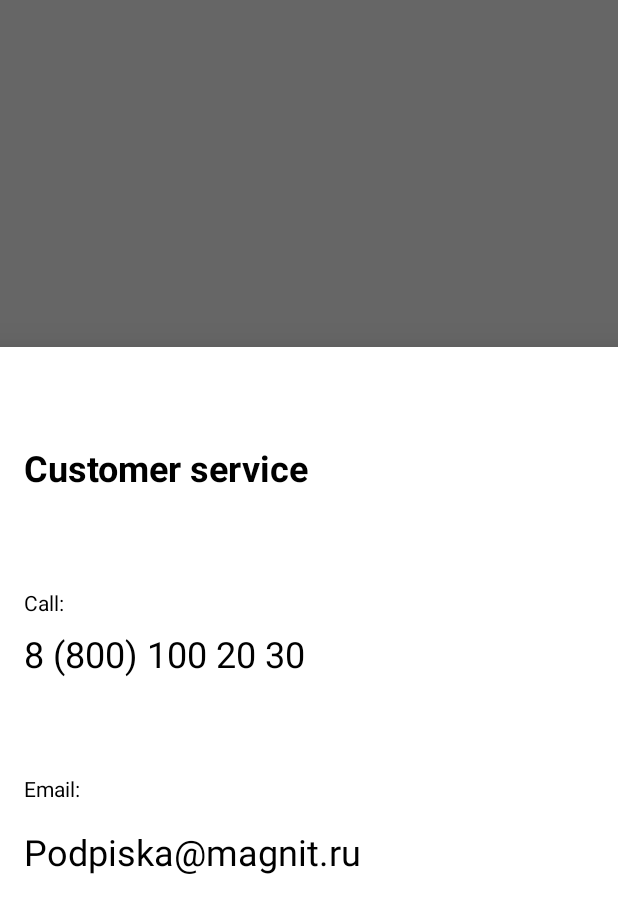
After one commit to dishkakrauch/Kotlin, an Android app: the fragment SupportFragment placed in its activity, on a phone screen of 412 x 824 dp. The commit adds this screen. Shown: the top 913 px of the screen. Run offline under Robolectric (Android 15) with nearby library versions, the phone set to English and light mode, and no system bars; our stand-ins replace navigation-ui; 5 statements that could not run were skipped.

```diff
--- /dev/null
+++ b/MagnitSubscription/app/src/main/java/com/example/magnitsubscription/fragments/SupportFragment.kt
@@ -0,0 +1,19 @@
+package com.example.magnitsubscription.fragments
+
+import android.os.Bundle
+import android.view.LayoutInflater
+import android.view.View
+import android.view.ViewGroup
+import com.example.magnitsubscription.R
+import com.google.android.material.bottomsheet.BottomSheetDialogFragment
+
+class SupportFragment : BottomSheetDialogFragment() {
+
+    override fun onCreateView(
+        inflater: LayoutInflater, container: ViewGroup?,
+        savedInstanceState: Bundle?
+    ): View? {
+        // Inflate the layout for this fragment
+        return inflater.inflate(R.layout.fragment_support, container, false)
+    }
+}
--- /dev/null
+++ b/MagnitSubscription/app/src/main/res/layout/fragment_support.xml
@@ -0,0 +1,85 @@
+<?xml version="1.0" encoding="utf-8"?>
+<androidx.constraintlayout.widget.ConstraintLayout xmlns:android="http://schemas.android.com/apk/res/android"
+    xmlns:app="http://schemas.android.com/apk/res-auto"
+    xmlns:tools="http://schemas.android.com/tools"
+    android:layout_width="match_parent"
+    android:layout_height="match_parent"
+    tools:context=".fragments.SupportFragment">
+
+    <TextView
+        android:id="@+id/tvSupportFull"
+        android:layout_width="wrap_content"
+        android:layout_height="wrap_content"
+        android:layout_marginStart="16dp"
+        android:layout_marginLeft="16dp"
+        android:layout_marginTop="64dp"
+        android:text="@string/support"
+        android:textColor="@color/black"
+        android:textSize="24sp"
+        android:textStyle="bold"
+        app:layout_constraintEnd_toEndOf="parent"
+        app:layout_constraintHorizontal_bias="0.0"
+        app:layout_constraintStart_toStartOf="parent"
+        app:layout_constraintTop_toTopOf="parent" />
+
+    <TextView
+        android:id="@+id/tvCall"
+        android:layout_width="wrap_content"
+        android:layout_height="wrap_content"
+        android:layout_marginTop="64dp"
+        android:text="@string/call"
+        android:textColor="@color/black"
+        app:layout_constraintEnd_toEndOf="@+id/tvSupportFull"
+        app:layout_constraintHorizontal_bias="0.0"
+        app:layout_constraintStart_toStartOf="@+id/tvSupportFull"
+        app:layout_constraintTop_toBottomOf="@+id/tvSupportFull" />
+
+    <TextView
+        android:id="@+id/tvSupPh"
+        android:layout_width="wrap_content"
+        android:layout_height="wrap_content"
+        android:layout_marginTop="8dp"
+        android:text="@string/support_phone"
+        android:textColor="@color/black"
+        android:textSize="24sp"
+        app:layout_constraintEnd_toEndOf="@+id/tvCall"
+        app:layout_constraintHorizontal_bias="0.0"
+        app:layout_constraintStart_toStartOf="@+id/tvCall"
+        app:layout_constraintTop_toBottomOf="@+id/tvCall" />
+
+    <TextView
+        android:id="@+id/tvSupWr"
+        android:layout_width="wrap_content"
+        android:layout_height="wrap_content"
+        android:layout_marginTop="64dp"
+        android:text="@string/write"
+        android:textColor="@color/black"
+        app:layout_constraintEnd_toEndOf="@+id/tvSupPh"
+        app:layout_constraintHorizontal_bias="0.0"
+        app:layout_constraintStart_toStartOf="@+id/tvSupPh"
+        app:layout_constraintTop_toBottomOf="@+id/tvSupPh" />
+
+    <TextView
+        android:id="@+id/tvSupEml"
+        android:layout_width="wrap_content"
+        android:layout_height="wrap_content"
+        android:layout_marginTop="16dp"
+        android:text="@string/support_email"
+        android:textColor="@color/black"
+        android:textSize="24sp"
+        app:layout_constraintEnd_toEndOf="@+id/tvSupWr"
+        app:layout_constraintHorizontal_bias="0.0"
+        app:layout_constraintStart_toStartOf="@+id/tvSupWr"
+        app:layout_constraintTop_toBottomOf="@+id/tvSupWr" />
+
+    <Space
+        android:layout_width="350dp"
+        android:layout_height="350dp"
+        android:layout_marginTop="8dp"
+        app:layout_constraintBottom_toBottomOf="parent"
+        app:layout_constraintEnd_toEndOf="@+id/tvSupEml"
+        app:layout_constraintHorizontal_bias="0.0"
+        app:layout_constraintStart_toStartOf="@+id/tvSupEml"
+        app:layout_constraintTop_toBottomOf="@+id/tvSupEml" />
+
+</androidx.constraintlayout.widget.ConstraintLayout>
--- a/MagnitSubscription/app/src/main/res/values/strings.xml
+++ b/MagnitSubscription/app/src/main/res/values/strings.xml
@@ -8,5 +8,16 @@
     <string name="notifications">Notifications</string>
     <string name="info">Information</string>
     <string name="exit">Exit</string>
-    <string name="phone">+7 (900) 123-45-67</string>
+    <string name="usr_phone">+7 (900) 123 45 67</string>
+    <string name="support_phone">8 (800) 100 20 30</string>
+    <string name="call">Call:</string>
+    <string name="write">Email:</string>
+    <string name="support_email">Podpiska@magnit.ru</string>
+    <string name="notification_settings">Notification settings</string>
+    <string name="sms_notification">Enable SMS-notification</string>
+    <string name="push_notification">Enable Push-notification</string>
+    <string name="email_notification">Enable Email-notification</string>
+    <string name="demo">This is a demo app for hackaton VTBxMGNT</string>
+    <string name="rights">All rights reserved to PJSC Magnit</string>
+    <string name="dev">Will be available in full version</string>
 </resources>
--- a/MagnitSubscription/app/src/main/res/values/themes.xml
+++ b/MagnitSubscription/app/src/main/res/values/themes.xml
@@ -18,4 +18,8 @@
 <!--        <item name="android:windowBackground">@drawable/ic_splash</item>-->
 <!--        <item name="android:statusBarColor">@color/grey</item>-->
 <!--    </style>-->
+
+    <style name="SwitchTheme" parent="Theme.MaterialComponents.Light.NoActionBar">
+        <item name="android:colorControlActivated">@color/black</item>
+    </style>
 </resources>
```
Also changed, not shown: MagnitSubscription/app/src/main/java/com/example/magnitsubscription/fragments/InfoFragment.kt (added, +19 -0 lines), MagnitSubscription/app/src/main/java/com/example/magnitsubscription/fragments/NotificationFragment.kt (added, +19 -0 lines), MagnitSubscription/app/src/main/java/com/example/magnitsubscription/fragments/UsrFragment.kt (+33 -1 lines), MagnitSubscription/app/src/main/res/drawable/ic_edit.xml (added, +10 -0 lines), MagnitSubscription/app/src/main/res/layout/fragment_info.xml (added, +44 -0 lines), MagnitSubscription/app/src/main/res/layout/fragment_notification.xml (added, +73 -0 lines), MagnitSubscription/app/src/main/res/layout/fragment_usr.xml (+22 -9 lines), MagnitSubscription/app/src/main/res/navigation/nav.xml (+38 -1 lines), 1 other file.
